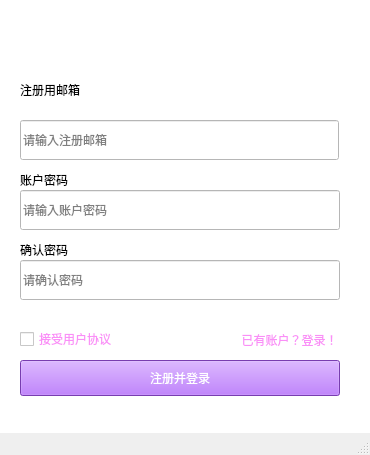
Above: mainwindow.ui from L7L7L/SE03UI before the change. Below: the same form after it.
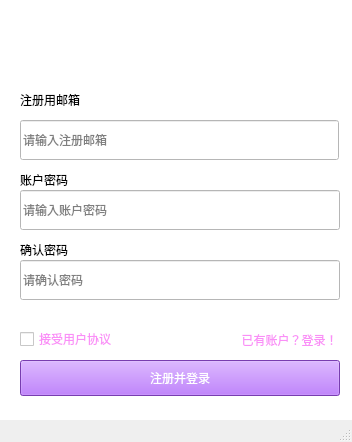
That is the form after the change. The open tabs and pages were chosen to show the change. Icons and pictures are not drawn.

Patch:
```diff
--- a/mainwindow.ui
+++ b/mainwindow.ui
@@ -6,10 +6,16 @@
    <rect>
     <x>0</x>
     <y>0</y>
-    <width>370</width>
-    <height>455</height>
+    <width>352</width>
+    <height>442</height>
    </rect>
   </property>
+  <property name="sizePolicy">
+   <sizepolicy hsizetype="Fixed" vsizetype="Fixed">
+    <horstretch>0</horstretch>
+    <verstretch>0</verstretch>
+   </sizepolicy>
+  </property>
   <property name="windowTitle">
    <string>学术小助手-登录</string>
   </property>
@@ -17,7 +23,16 @@
    <enum>Qt::LeftToRight</enum>
   </property>
   <widget class="QWidget" name="centralwidget">
+   <property name="sizePolicy">
+    <sizepolicy hsizetype="Fixed" vsizetype="Fixed">
+     <horstretch>0</horstretch>
+     <verstretch>0</verstretch>
+    </sizepolicy>
+   </property>
    <widget class="QStackedWidget" name="stackedWidget">
+    <property name="enabled">
+     <bool>true</bool>
+    </property>
     <property name="geometry">
      <rect>
       <x>0</x>
@@ -269,7 +284,7 @@
         <property name="geometry">
          <rect>
           <x>20</x>
-          <y>80</y>
+          <y>90</y>
           <width>81</width>
           <height>20</height>
          </rect>
@@ -278,25 +293,6 @@
          <string>注册用邮箱</string>
         </property>
        </widget>
-       <widget class="QLabel" name="label_6">
-        <property name="geometry">
-         <rect>
-          <x>145</x>
-          <y>20</y>
-          <width>82</width>
-          <height>75</height>
-         </rect>
-        </property>
-        <property name="pixmap">
-         <pixmap resource="image.qrc">:/new/prefix1/image/logo.png</pixmap>
-        </property>
-        <property name="scaledContents">
-         <bool>true</bool>
-        </property>
-        <property name="wordWrap">
-         <bool>false</bool>
-        </property>
-       </widget>
        <widget class="QLineEdit" name="lineEdit_rEmail">
         <property name="geometry">
          <rect>
@@ -374,6 +370,25 @@
          <string>确认密码</string>
         </property>
        </widget>
+       <widget class="QLabel" name="label_6">
+        <property name="geometry">
+         <rect>
+          <x>145</x>
+          <y>20</y>
+          <width>80</width>
+          <height>80</height>
+         </rect>
+        </property>
+        <property name="pixmap">
+         <pixmap resource="image.qrc">:/new/prefix1/image/logo.png</pixmap>
+        </property>
+        <property name="scaledContents">
+         <bool>true</bool>
+        </property>
+        <property name="wordWrap">
+         <bool>false</bool>
+        </property>
+       </widget>
       </widget>
       <widget class="QWidget" name="stackedWidgetPage2_2"/>
      </widget>
```
Left out of the diff: 22 changed lines with no effect on the pictures.
